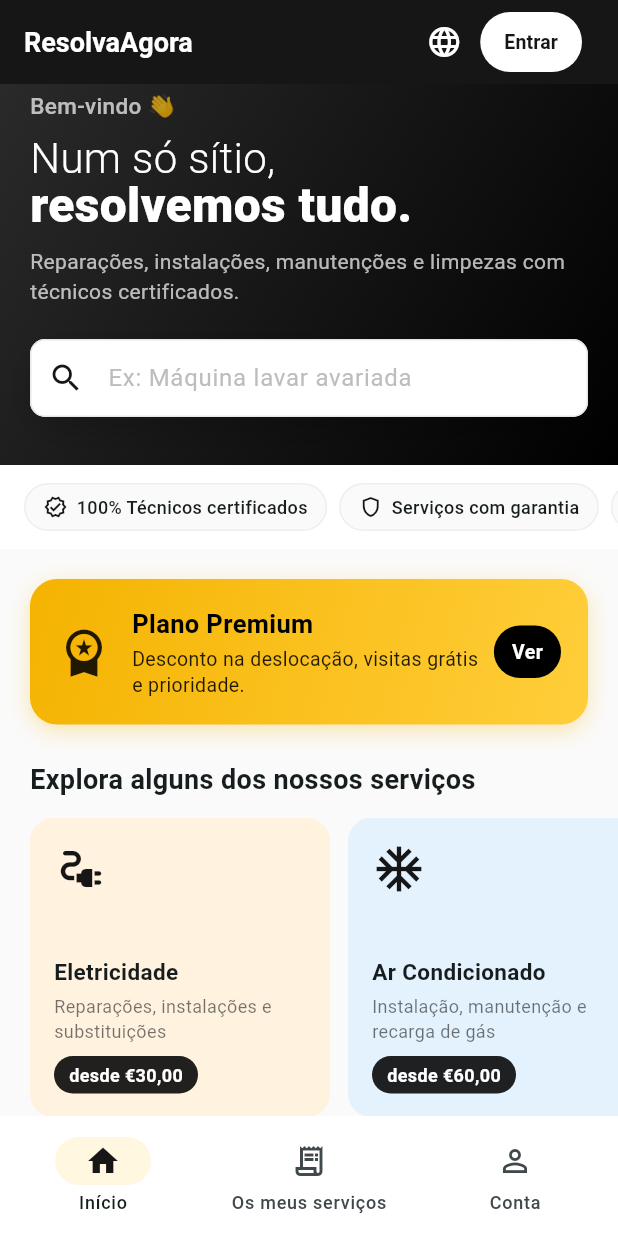
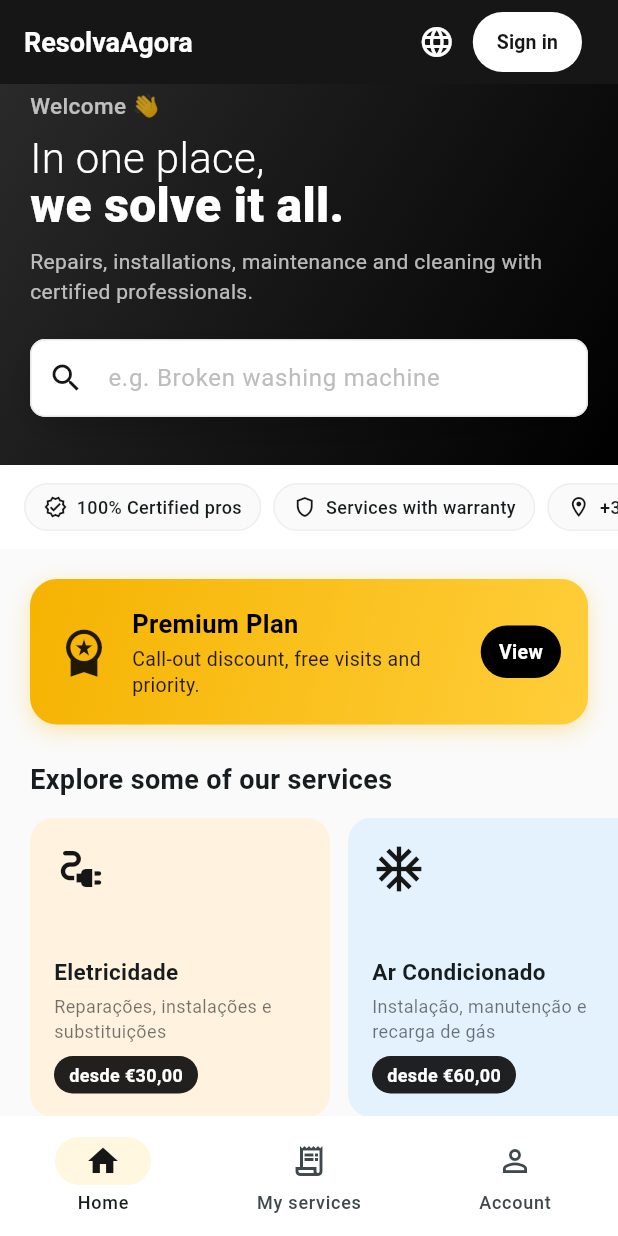
Before and after one commit to Dokitos/resolvaagora, a Flutter app: the screen it shows after launch, on a phone screen of 412 x 824 dp. Run offline on Flutter 3.47's test engine with Material 3 defaults, Android fonts, the phone set to English and light mode, and no system bars; our stand-ins replace dio, flutter_riverpod, flutter_secure_storage, go_router, image_picker, shared_preferences and 1 more; missing offline and left inert: flutter_stripe; generated files the repository leaves out were written again; network calls fail.

Commit message:
FASE 6: traduzir home + navegacao inferior (PT/EN)
- Home totalmente traduzida (hero, banner premium, chips, titulos das
  seccoes, "como funciona", "porque escolher-nos", banner tecnico).
- Labels da navegacao inferior (Inicio/Servicos/Conta) traduzidos.
- Catalogo (nomes de categorias/servicos) mantem-se em PT por agora (sao
  dados; traducao do catalogo fica para depois).

Co-Authored-By: Claude Opus 4.8 <noreply@anthropic.com>

```diff
--- a/mobile-technician/lib/features/client/home/client_home_screen.dart
+++ b/mobile-technician/lib/features/client/home/client_home_screen.dart
@@ -1,4 +1,5 @@
 import 'package:flutter/material.dart';
+import 'package:flutter_gen/gen_l10n/app_localizations.dart';
 import 'package:flutter_riverpod/flutter_riverpod.dart';
 import 'package:go_router/go_router.dart';
 import '../../../core/i18n/language_selector.dart';
@@ -101,7 +102,8 @@ class ClientHomeScreen extends StatelessWidget {
                   padding: const EdgeInsets.symmetric(horizontal: 16, vertical: 8),
                   shape: RoundedRectangleBorder(borderRadius: BorderRadius.circular(20)),
                 ),
-                child: const Text('Entrar', style: TextStyle(fontWeight: FontWeight.bold, fontSize: 13)),
+                child: Text(AppLocalizations.of(context).signInShort,
+                    style: const TextStyle(fontWeight: FontWeight.bold, fontSize: 13)),
               );
             },
           ),
@@ -117,11 +119,12 @@ class ClientHomeScreen extends StatelessWidget {
 class _HeroSection extends ConsumerWidget {
   @override
   Widget build(BuildContext context, WidgetRef ref) {
+    final l = AppLocalizations.of(context);
     final auth = ref.watch(authProvider).valueOrNull;
     final firstName = (auth?.isAuthenticated == true && (auth?.name?.isNotEmpty ?? false))
         ? auth!.name!.split(' ').first
         : null;
-    final greeting = firstName != null ? 'Olá, $firstName 👋' : 'Bem-vindo 👋';
+    final greeting = firstName != null ? l.homeGreetingNamed(firstName) : l.homeGreeting;
 
     return Container(
       decoration: const BoxDecoration(gradient: AppTheme.brandGradient),
@@ -134,18 +137,18 @@ class _HeroSection extends ConsumerWidget {
             style: const TextStyle(color: Colors.white70, fontSize: 15, fontWeight: FontWeight.w500),
           ),
           const SizedBox(height: 10),
-          const Text(
-            'Num só sítio,',
-            style: TextStyle(color: Colors.white, fontSize: 28, fontWeight: FontWeight.w300, height: 1.05),
+          Text(
+            l.homeHeroLine1,
+            style: const TextStyle(color: Colors.white, fontSize: 28, fontWeight: FontWeight.w300, height: 1.05),
           ),
-          const Text(
-            'resolvemos tudo.',
-            style: TextStyle(color: Colors.white, fontSize: 32, fontWeight: FontWeight.w800, height: 1.05),
+          Text(
+            l.homeHeroLine2,
+            style: const TextStyle(color: Colors.white, fontSize: 32, fontWeight: FontWeight.w800, height: 1.05),
           ),
           const SizedBox(height: 10),
-          const Text(
-            'Reparações, instalações, manutenções e limpezas com técnicos certificados.',
-            style: TextStyle(color: Colors.white70, fontSize: 14, height: 1.4),
+          Text(
+            l.homeHeroSubtitle,
+            style: const TextStyle(color: Colors.white70, fontSize: 14, height: 1.4),
           ),
           const SizedBox(height: 22),
           // Barra de pesquisa flutuante — sombra dá a sensação de "sobreposta" ao hero.
@@ -163,7 +166,7 @@ class _HeroSection extends ConsumerWidget {
             ),
             child: TextField(
               decoration: InputDecoration(
-                hintText: 'Ex: Máquina lavar avariada',
+                hintText: l.homeSearchHint,
                 hintStyle: TextStyle(color: Colors.grey[400]),
                 prefixIcon: const Icon(Icons.search, color: _red),
                 border: OutlineInputBorder(
@@ -187,6 +190,7 @@ class _HeroSection extends ConsumerWidget {
 class _SubscriptionBanner extends StatelessWidget {
   @override
   Widget build(BuildContext context) {
+    final l = AppLocalizations.of(context);
     return Padding(
       padding: const EdgeInsets.fromLTRB(20, 20, 20, 0),
       child: GestureDetector(
@@ -209,19 +213,19 @@ class _SubscriptionBanner extends StatelessWidget {
               Expanded(
                 child: Column(
                   crossAxisAlignment: CrossAxisAlignment.start,
-                  children: const [
-                    Text('Plano Premium',
-                        style: TextStyle(color: Colors.black, fontWeight: FontWeight.bold, fontSize: 17)),
-                    SizedBox(height: 3),
-                    Text('Desconto na deslocação, visitas grátis e prioridade.',
-                        style: TextStyle(color: Colors.black87, fontSize: 13, height: 1.3)),
+                  children: [
+                    Text(l.premiumBannerTitle,
+                        style: const TextStyle(color: Colors.black, fontWeight: FontWeight.bold, fontSize: 17)),
+                    const SizedBox(height: 3),
+                    Text(l.premiumBannerDesc,
+                        style: const TextStyle(color: Colors.black87, fontSize: 13, height: 1.3)),
                   ],
                 ),
               ),
               Container(
                 padding: const EdgeInsets.symmetric(horizontal: 12, vertical: 8),
                 decoration: BoxDecoration(color: Colors.black, borderRadius: BorderRadius.circular(20)),
-                child: const Text('Ver', style: TextStyle(color: Colors.white, fontWeight: FontWeight.bold, fontSize: 13)),
+                child: Text(l.seeAction, style: const TextStyle(color: Colors.white, fontWeight: FontWeight.bold, fontSize: 13)),
               ),
             ],
           ),
@@ -235,12 +239,13 @@ class _SubscriptionBanner extends StatelessWidget {
 class _StatsChips extends StatelessWidget {
   @override
   Widget build(BuildContext context) {
-    const items = [
-      (Icons.verified_outlined, '100% Técnicos certificados'),
-      (Icons.shield_outlined, 'Serviços com garantia'),
-      (Icons.location_on_outlined, '+300 Municípios cobertos'),
-      (Icons.bolt_outlined, '100% online'),
-      (Icons.people_outline, '+700 técnicos'),
+    final l = AppLocalizations.of(context);
+    final items = [
+      (Icons.verified_outlined, l.statCertified),
+      (Icons.shield_outlined, l.statWarranty),
+      (Icons.location_on_outlined, l.statMunicipalities),
+      (Icons.bolt_outlined, l.statOnline),
+      (Icons.people_outline, l.statTechs),
     ];
     return Container(
       color: Colors.white,
@@ -294,14 +299,15 @@ class _FeaturedServices extends StatelessWidget {
 
   @override
   Widget build(BuildContext context) {
+    final l = AppLocalizations.of(context);
     return Column(
       crossAxisAlignment: CrossAxisAlignment.start,
       children: [
-        const Padding(
-          padding: EdgeInsets.fromLTRB(20, 24, 20, 12),
+        Padding(
+          padding: const EdgeInsets.fromLTRB(20, 24, 20, 12),
           child: Text(
-            'Explora alguns dos nossos serviços',
-            style: TextStyle(fontSize: 18, fontWeight: FontWeight.bold),
+            l.exploreServices,
+            style: const TextStyle(fontSize: 18, fontWeight: FontWeight.bold),
           ),
         ),
         SizedBox(
@@ -364,16 +370,17 @@ class _FeaturedServices extends StatelessWidget {
 class _CategoryGrid extends StatelessWidget {
   @override
   Widget build(BuildContext context) {
+    final l = AppLocalizations.of(context);
     return Column(
       crossAxisAlignment: CrossAxisAlignment.start,
       children: [
-        const Padding(
-          padding: EdgeInsets.fromLTRB(20, 28, 20, 4),
-          child: Text('Serviços por categoria', style: TextStyle(fontSize: 18, fontWeight: FontWeight.bold)),
+        Padding(
+          padding: const EdgeInsets.fromLTRB(20, 28, 20, 4),
+          child: Text(l.servicesByCategory, style: const TextStyle(fontSize: 18, fontWeight: FontWeight.bold)),
         ),
         Padding(
           padding: const EdgeInsets.fromLTRB(20, 8, 20, 0),
-          child: Text('Vê todos os serviços disponíveis em cada área.',
+          child: Text(l.servicesByCategorySub,
               style: TextStyle(color: Colors.grey[600], fontSize: 13)),
         ),
         const SizedBox(height: 16),
@@ -444,7 +451,7 @@ class _CategoryCard extends StatelessWidget {
             const SizedBox(height: 4),
             Row(
               children: [
-                Text('Ver serviços',
+                Text(AppLocalizations.of(context).viewServices,
                     style: TextStyle(color: accent, fontSize: 12, fontWeight: FontWeight.w600)),
                 const SizedBox(width: 2),
                 Icon(Icons.arrow_forward, size: 13, color: accent),
@@ -461,10 +468,11 @@ class _CategoryCard extends StatelessWidget {
 class _HowItWorks extends StatelessWidget {
   @override
   Widget build(BuildContext context) {
-    const steps = [
-      (Icons.search, 'Escolhe', 'Encontra o serviço certo para ti.'),
-      (Icons.calendar_today, 'Marca', 'Escolhe o dia e a hora que preferires.'),
-      (Icons.access_time, 'Confirma', 'Paga online e deixa o resto connosco.'),
+    final l = AppLocalizations.of(context);
+    final steps = [
+      (Icons.search, l.step1Title, l.step1Desc),
+      (Icons.calendar_today, l.step2Title, l.step2Desc),
+      (Icons.access_time, l.step3Title, l.step3Desc),
     ];
     return Container(
       margin: const EdgeInsets.fromLTRB(20, 28, 20, 0),
@@ -476,7 +484,7 @@ class _HowItWorks extends StatelessWidget {
       padding: const EdgeInsets.all(24),
       child: Column(
         children: [
-          const Text('Como funciona', style: TextStyle(fontSize: 18, fontWeight: FontWeight.bold)),
+          Text(l.howItWorks, style: const TextStyle(fontSize: 18, fontWeight: FontWeight.bold)),
           const SizedBox(height: 24),
           ...steps.map((s) => Padding(
             padding: const EdgeInsets.only(bottom: 20),
@@ -515,13 +523,14 @@ class _HowItWorks extends StatelessWidget {
 class _WhyChooseUs extends StatelessWidget {
   @override
   Widget build(BuildContext context) {
-    const points = [
-      (Icons.public, 'Cobertura nacional'),
-      (Icons.shield_outlined, 'Serviços com garantia'),
-      (Icons.bolt, '100% online, sem complicações'),
-      (Icons.people_outline, '+700 técnicos especializados'),
-      (Icons.home_repair_service_outlined, '+50 serviços disponíveis'),
-      (Icons.euro_symbol, 'Preço justo e transparente'),
+    final l = AppLocalizations.of(context);
+    final points = [
+      (Icons.public, l.whyNationalCoverage),
+      (Icons.shield_outlined, l.whyWarranty),
+      (Icons.bolt, l.whyOnline),
+      (Icons.people_outline, l.whySpecialists),
+      (Icons.home_repair_service_outlined, l.whyManyServices),
+      (Icons.euro_symbol, l.whyFairPrice),
     ];
     return Container(
       margin: const EdgeInsets.fromLTRB(20, 24, 20, 0),
@@ -534,10 +543,10 @@ class _WhyChooseUs extends StatelessWidget {
       child: Column(
         crossAxisAlignment: CrossAxisAlignment.start,
         children: [
-          const Text('Porquê escolher-nos?', style: TextStyle(fontSize: 18, fontWeight: FontWeight.bold)),
+          Text(l.whyChooseUs, style: const TextStyle(fontSize: 18, fontWeight: FontWeight.bold)),
           const SizedBox(height: 6),
           Text(
-            'Garantimos a tua total satisfação com compromissos que nos diferenciam no mercado.',
+            l.whyChooseUsSub,
             style: TextStyle(color: Colors.grey[600], fontSize: 13, height: 1.4),
           ),
           const SizedBox(height: 20),
@@ -581,14 +590,14 @@ class _JoinProviderBanner extends StatelessWidget {
         children: [
           const Icon(Icons.handyman, color: AppTheme.brandYellow, size: 40),
           const SizedBox(height: 16),
-          const Text(
-            'Queres prestar serviços com a ResolvaAgora?',
-            style: TextStyle(color: Colors.white, fontSize: 18, fontWeight: FontWeight.bold, height: 1.3),
+          Text(
+            AppLocalizations.of(context).joinProviderTitle,
+            style: const TextStyle(color: Colors.white, fontSize: 18, fontWeight: FontWeight.bold, height: 1.3),
           ),
           const SizedBox(height: 8),
-          const Text(
-            'Junta-te à nossa rede de técnicos certificados e começa a receber pedidos de clientes de todo o país.',
-            style: TextStyle(color: Colors.white70, fontSize: 13, height: 1.4),
+          Text(
+            AppLocalizations.of(context).joinProviderDesc,
+            style: const TextStyle(color: Colors.white70, fontSize: 13, height: 1.4),
           ),
           const SizedBox(height: 20),
           SizedBox(
@@ -601,7 +610,7 @@ class _JoinProviderBanner extends StatelessWidget {
                 padding: const EdgeInsets.symmetric(vertical: 14),
                 shape: RoundedRectangleBorder(borderRadius: BorderRadius.circular(30)),
               ),
-              child: const Text('COMEÇAR AGORA', style: TextStyle(fontWeight: FontWeight.bold)),
+              child: Text(AppLocalizations.of(context).joinProviderButton, style: const TextStyle(fontWeight: FontWeight.bold)),
             ),
           ),
         ],
--- a/mobile-technician/lib/features/client/shell/client_shell.dart
+++ b/mobile-technician/lib/features/client/shell/client_shell.dart
@@ -1,4 +1,5 @@
 import 'package:flutter/material.dart';
+import 'package:flutter_gen/gen_l10n/app_localizations.dart';
 import 'package:flutter_riverpod/flutter_riverpod.dart';
 import 'package:go_router/go_router.dart';
 
@@ -7,9 +8,9 @@ class ClientShell extends ConsumerWidget {
   const ClientShell({super.key, required this.child});
 
   static const _tabs = [
-    (path: '/client/home', label: 'Início', icon: Icons.home_outlined, activeIcon: Icons.home),
-    (path: '/client/services', label: 'Os meus serviços', icon: Icons.receipt_long_outlined, activeIcon: Icons.receipt_long),
-    (path: '/client/account', label: 'Conta', icon: Icons.person_outline, activeIcon: Icons.person),
+    (path: '/client/home', icon: Icons.home_outlined, activeIcon: Icons.home),
+    (path: '/client/services', icon: Icons.receipt_long_outlined, activeIcon: Icons.receipt_long),
+    (path: '/client/account', icon: Icons.person_outline, activeIcon: Icons.person),
   ];
 
   int _indexOf(String location) {
@@ -24,6 +25,8 @@ class ClientShell extends ConsumerWidget {
     final location = GoRouterState.of(context).matchedLocation;
     final currentIndex = _indexOf(location);
     const red = Color(0xFF161616);
+    final l = AppLocalizations.of(context);
+    final labels = [l.navHome, l.navMyServices, l.navAccount];
 
     return Scaffold(
       body: child,
@@ -33,11 +36,14 @@ class ClientShell extends ConsumerWidget {
         backgroundColor: Colors.white,
         elevation: 0,
         indicatorColor: const Color(0xFFFFF7E0),
-        destinations: _tabs.map((tab) => NavigationDestination(
-          icon: Icon(tab.icon),
-          selectedIcon: Icon(tab.activeIcon, color: red),
-          label: tab.label,
-        )).toList(),
+        destinations: [
+          for (var i = 0; i < _tabs.length; i++)
+            NavigationDestination(
+              icon: Icon(_tabs[i].icon),
+              selectedIcon: Icon(_tabs[i].activeIcon, color: red),
+              label: labels[i],
+            ),
+        ],
       ),
     );
   }
--- a/mobile-technician/lib/l10n/app_en.arb
+++ b/mobile-technician/lib/l10n/app_en.arb
@@ -6,6 +6,11 @@
   "languagePortuguese": "Português",
   "languageEnglish": "English",
   "back": "Back",
+  "signInShort": "Sign in",
+  "navHome": "Home",
+  "navMyServices": "My services",
+  "navAccount": "Account",
+
   "loginWelcomeBack": "Welcome back. Sign in to continue.",
   "fieldEmail": "Email",
   "fieldPassword": "Password",
@@ -14,5 +19,48 @@
   "loginButton": "SIGN IN",
   "forgotPassword": "Forgot your password?",
   "noAccountYet": "Don't have an account yet?",
-  "createAccount": "Create account"
+  "createAccount": "Create account",
+
+  "homeGreeting": "Welcome 👋",
+  "homeGreetingNamed": "Hi, {name} 👋",
+  "homeHeroLine1": "In one place,",
+  "homeHeroLine2": "we solve it all.",
+  "homeHeroSubtitle": "Repairs, installations, maintenance and cleaning with certified professionals.",
+  "homeSearchHint": "e.g. Broken washing machine",
+
+  "premiumBannerTitle": "Premium Plan",
+  "premiumBannerDesc": "Call-out discount, free visits and priority.",
+  "seeAction": "View",
+
+  "statCertified": "100% Certified pros",
+  "statWarranty": "Services with warranty",
+  "statMunicipalities": "+300 Municipalities covered",
+  "statOnline": "100% online",
+  "statTechs": "+700 pros",
+
+  "exploreServices": "Explore some of our services",
+  "servicesByCategory": "Services by category",
+  "servicesByCategorySub": "See all the services available in each area.",
+  "viewServices": "View services",
+
+  "howItWorks": "How it works",
+  "step1Title": "Choose",
+  "step1Desc": "Find the right service for you.",
+  "step2Title": "Book",
+  "step2Desc": "Pick the day and time you prefer.",
+  "step3Title": "Confirm",
+  "step3Desc": "Pay online and leave the rest to us.",
+
+  "whyChooseUs": "Why choose us?",
+  "whyChooseUsSub": "We guarantee your full satisfaction with commitments that set us apart in the market.",
+  "whyNationalCoverage": "Nationwide coverage",
+  "whyWarranty": "Services with warranty",
+  "whyOnline": "100% online, hassle-free",
+  "whySpecialists": "+700 specialised professionals",
+  "whyManyServices": "+50 services available",
+  "whyFairPrice": "Fair and transparent pricing",
+
+  "joinProviderTitle": "Want to provide services with ResolvaAgora?",
+  "joinProviderDesc": "Join our network of certified professionals and start receiving requests from clients across the country.",
+  "joinProviderButton": "GET STARTED"
 }
```
Also changed, not shown: mobile-technician/lib/l10n/app_pt.arb (+50 -1 lines).
